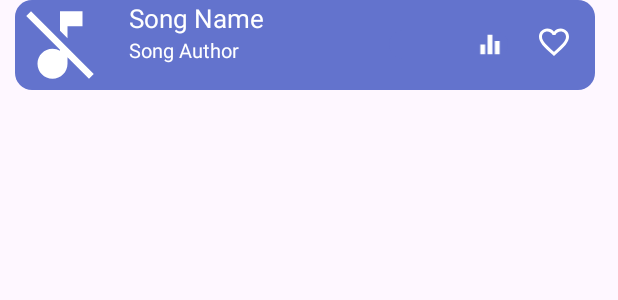
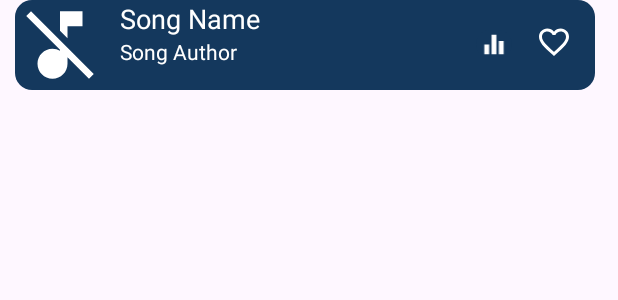
Before and after one commit to AnderLH/Reto1_grupo2_PMDM, an Android app: the layout item_songs.xml on its own in the app's theme, with its tools: preview values and no code run, on a phone screen of 412 x 824 dp. Shown: the top 300 px of the screen. Run offline under Robolectric (Android 15) with nearby library versions, the phone set to English and light mode, and no system bars.

Commit message:
Accessibility Scanner changes

```diff
--- a/app/src/main/res/layout/item_songs.xml
+++ b/app/src/main/res/layout/item_songs.xml
@@ -20,9 +20,9 @@
     <!-- Contenedor para el nombre y el autor -->
     <LinearLayout
         android:id="@+id/song_info"
-        android:layout_width="150dp"
+        android:layout_width="wrap_content"
         android:layout_height="match_parent"
-        android:layout_marginStart="16dp"
+        android:layout_marginStart="10dp"
         android:layout_weight="1"
         android:orientation="vertical">
 
@@ -34,7 +34,7 @@
             android:fontFamily="sans-serif"
             android:text="@string/song_name"
             android:textColor="@color/white"
-            android:textSize="17sp"
+            android:textSize="18sp"
             tools:ignore="TextContrastCheck" />
 
         <!-- Autor -->
@@ -44,7 +44,7 @@
             android:layout_height="wrap_content"
             android:text="@string/song_author"
             android:textColor="@color/white"
-            android:textSize="13sp"
+
             tools:ignore="TextContrastCheck" />
     </LinearLayout>
 
@@ -53,8 +53,6 @@
         android:id="@+id/viewscontainer"
         android:layout_width="wrap_content"
         android:layout_height="match_parent"
-        android:layout_marginStart="16dp"
-        android:layout_weight="1"
         android:gravity="center"
         android:orientation="vertical">
 
@@ -68,7 +66,7 @@
 
             <TextView
                 android:id="@+id/ViewCount"
-                android:layout_width="55dp"
+                android:layout_width="wrap_content"
                 android:layout_height="wrap_content"
                 android:gravity="end"
                 android:textColor="@color/white"
@@ -78,8 +76,8 @@
                 android:id="@+id/imageView"
                 android:layout_width="match_parent"
                 android:layout_height="match_parent"
-                android:src="@drawable/song_views"
-                android:importantForAccessibility="no" />
+                android:importantForAccessibility="no"
+                android:src="@drawable/song_views" />
         </LinearLayout>
     </LinearLayout>
 
--- a/app/src/main/res/values/colors.xml
+++ b/app/src/main/res/values/colors.xml
@@ -2,7 +2,7 @@
 <resources>
     <color name="black">#FF000000</color>
     <color name="white">#FFFFFFFF</color>
-    <color name="colorPrimary">#6373CD</color>
-    <color name="colorPrimaryDark">#4151b9</color>
+    <color name="colorPrimary">#14385D</color>
+    <color name="colorPrimaryDark">#14385D</color>
     <color name="colorAccent">#9F9349</color>
 </resources>
```
